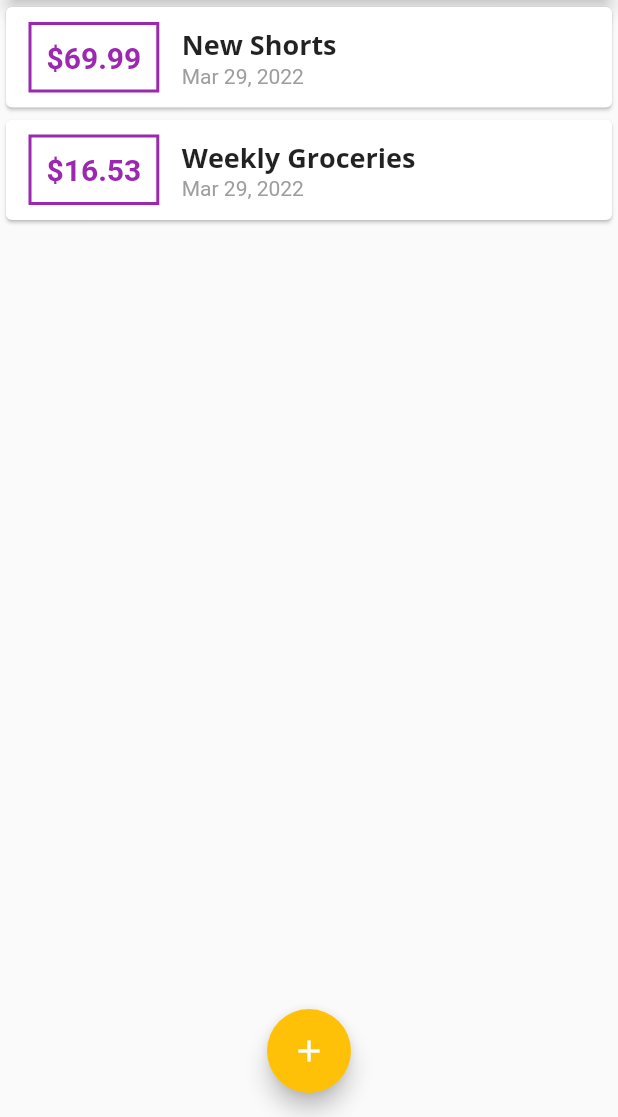
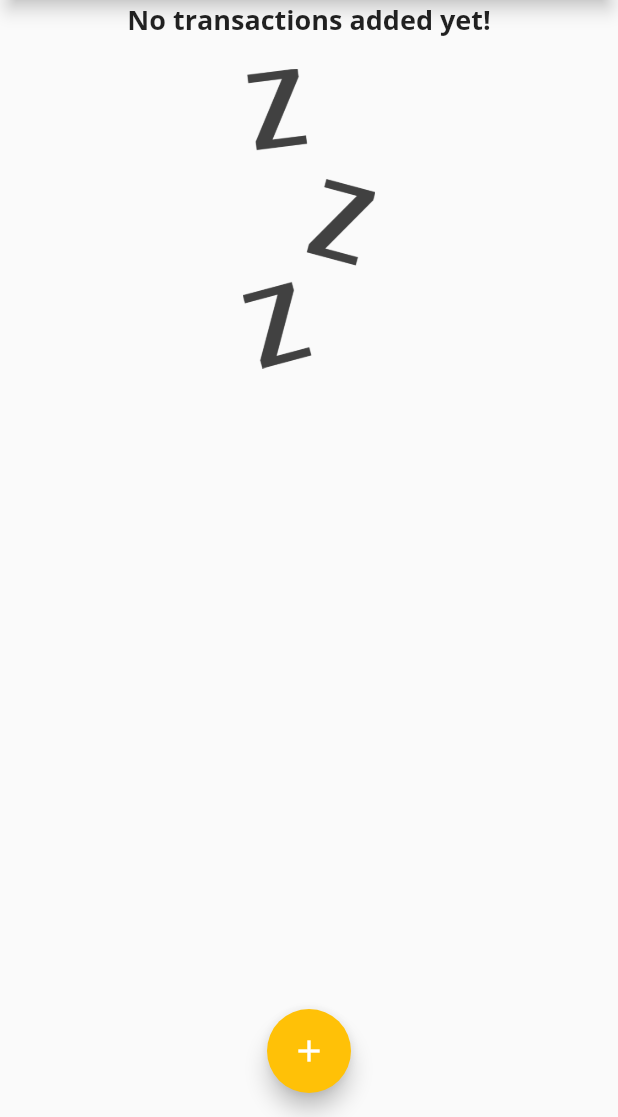
Before and after one commit to aptx113/personal_expenses_app, a Flutter app: the screen it shows after launch, on a phone screen of 412 x 824 dp, the part 119-1236 px from its top. Run offline on Flutter 3.47's test engine with Material 2 defaults, Android fonts, the phone set to English and light mode, and no system bars.

Commit message:
Add Image for no transaction case

```diff
--- a/lib/main.dart
+++ b/lib/main.dart
@@ -42,15 +42,7 @@ class MyHomePage extends StatefulWidget {
 }
 
 class _MyHomePageState extends State<MyHomePage> {
-  final List<Transaction> _userTransactions = [
-    Transaction(
-        id: 't1', title: 'New Shorts', amount: 69.99, date: DateTime.now()),
-    Transaction(
-        id: 't2',
-        title: 'Weekly Groceries',
-        amount: 16.53,
-        date: DateTime.now())
-  ];
+  final List<Transaction> _userTransactions = [];
 
   void _addNewTransaction(String title, double amount) {
     final newTransaction = Transaction(
--- a/lib/widgets/transaction_list.dart
+++ b/lib/widgets/transaction_list.dart
@@ -12,15 +12,34 @@ class TransactionList extends StatelessWidget {
 
   @override
   Widget build(BuildContext context) {
-    return Container(
+    return SizedBox(
       height: 300,
-      child: ListView.builder(
+      child: transactions.isEmpty
+          ? Column(
+              children: [
+                Text(
+                  'No transactions added yet!',
+                  style: Theme.of(context).textTheme.headline6,
+                ),
+                SizedBox(
+                  height: 20,
+                ),
+                SizedBox(
+                    height: 200,
+                    child: Image.asset(
+                      'assets/images/waiting.png',
+                      fit: BoxFit.cover,
+                    ))
+              ],
+            )
+          : ListView.builder(
               itemBuilder: (context, index) {
                 return Card(
                     child: Row(
                   children: [
                     Container(
-                margin: EdgeInsets.symmetric(vertical: 10, horizontal: 15),
+                      margin:
+                          EdgeInsets.symmetric(vertical: 10, horizontal: 15),
                       decoration: BoxDecoration(
                           border: Border.all(
                               color: Theme.of(context).primaryColor, width: 2)),
```
Also changed, not shown: pubspec.yaml (+5 -7 lines), assets/images/waiting.png (added). Lines whose indentation alone changed are shown as unchanged.
